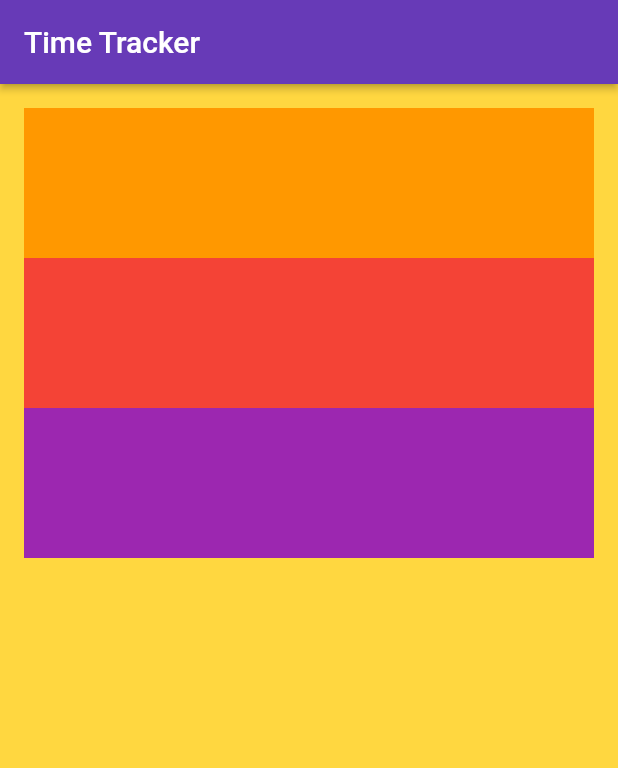
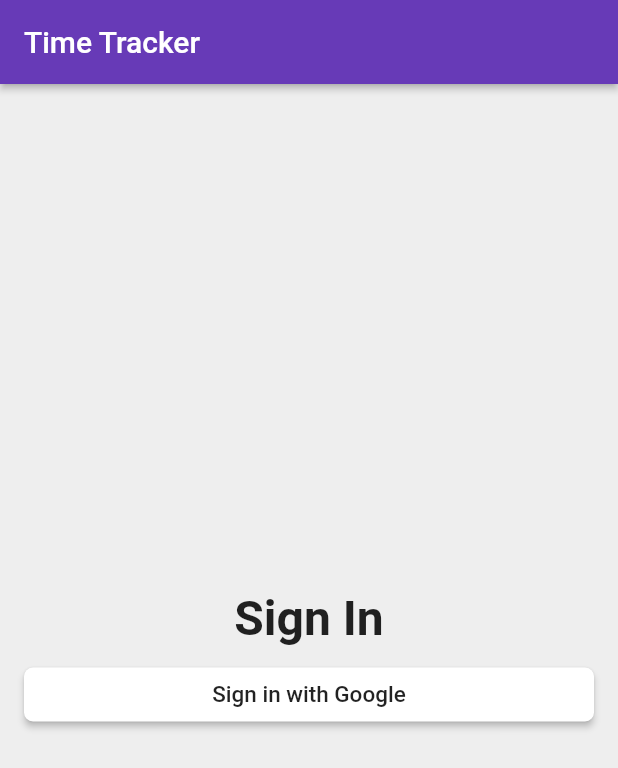
Before and after one commit to Nithu96/flutter_time_tracker, a Flutter app: the screen it shows after launch, on a phone screen of 412 x 824 dp. Shown: the top 768 px of the screen. Run offline on Flutter 3.47's test engine with Material 2 defaults, Android fonts, the phone set to English and light mode, and no system bars.

Commit message:
google button added

```diff
--- a/lib/app/sign_in/sign_in_page.dart
+++ b/lib/app/sign_in/sign_in_page.dart
@@ -9,33 +9,42 @@ class SignInPage extends StatelessWidget {
         elevation: 2.0,
       ),
       body: _buildContent(),
+      backgroundColor: Colors.grey[200],
     );
   }
 
   Container _buildContent() {
     return Container(
       padding: EdgeInsets.all(16.0),
-      color: Colors.amberAccent,
       child: Column(
+        mainAxisAlignment: MainAxisAlignment.center ,
         crossAxisAlignment: CrossAxisAlignment.stretch,
         children: <Widget>[
-          Container(
-            color: Colors.orange,
-            child: SizedBox(
-              height: 100.0,
+          Text(
+            'Sign In',
+            textAlign: TextAlign.center,
+            style: TextStyle(
+              fontSize: 32.0,
+              fontWeight: FontWeight.w600,
             ),
           ),
-          Container(
-            color: Colors.red,
-            child: SizedBox(
-              height: 100.0,
+          SizedBox(height:8.0),
+          // ignore: deprecated_member_use
+          RaisedButton(
+            child: Text(
+              'Sign in with Google',
+              style: TextStyle(
+                color: Colors.black87,
+                fontSize: 15.0,
+              ),
             ),
-          ),
-          Container(
-            color: Colors.purple,
-            child: SizedBox(
-              height: 100.0,
+            color: Colors.white,
+            shape: RoundedRectangleBorder(
+              borderRadius: BorderRadius.all(
+                Radius.circular(6.0),
+              ),
             ),
+            onPressed: () {},
           )
         ],
       ),
```
